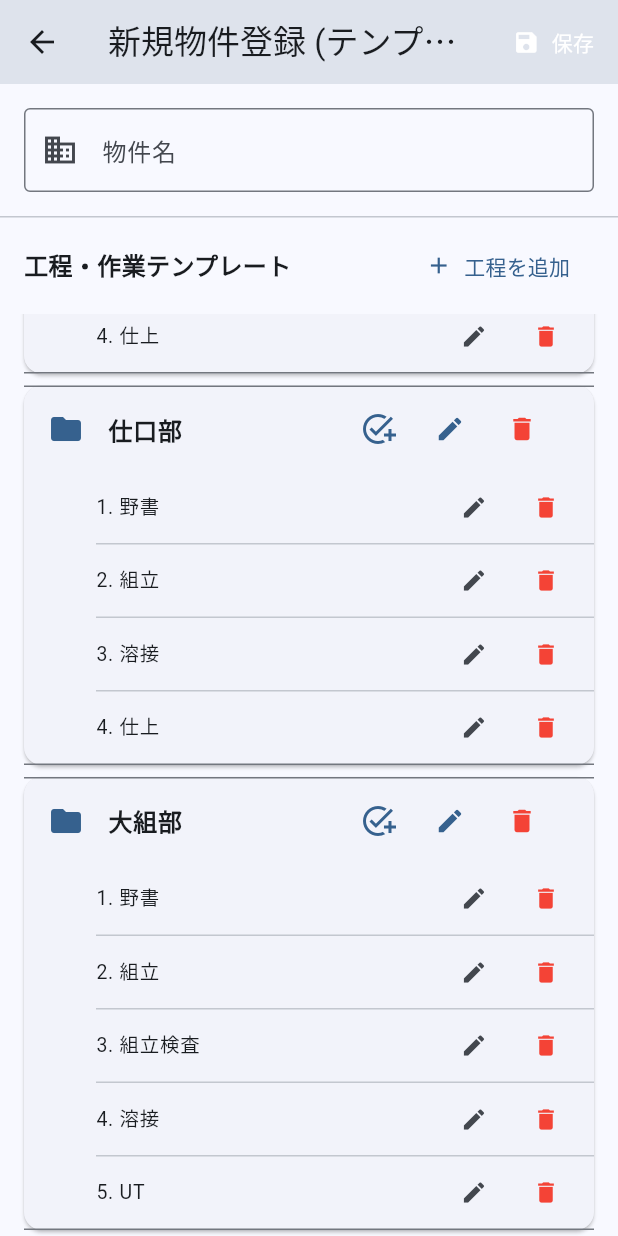
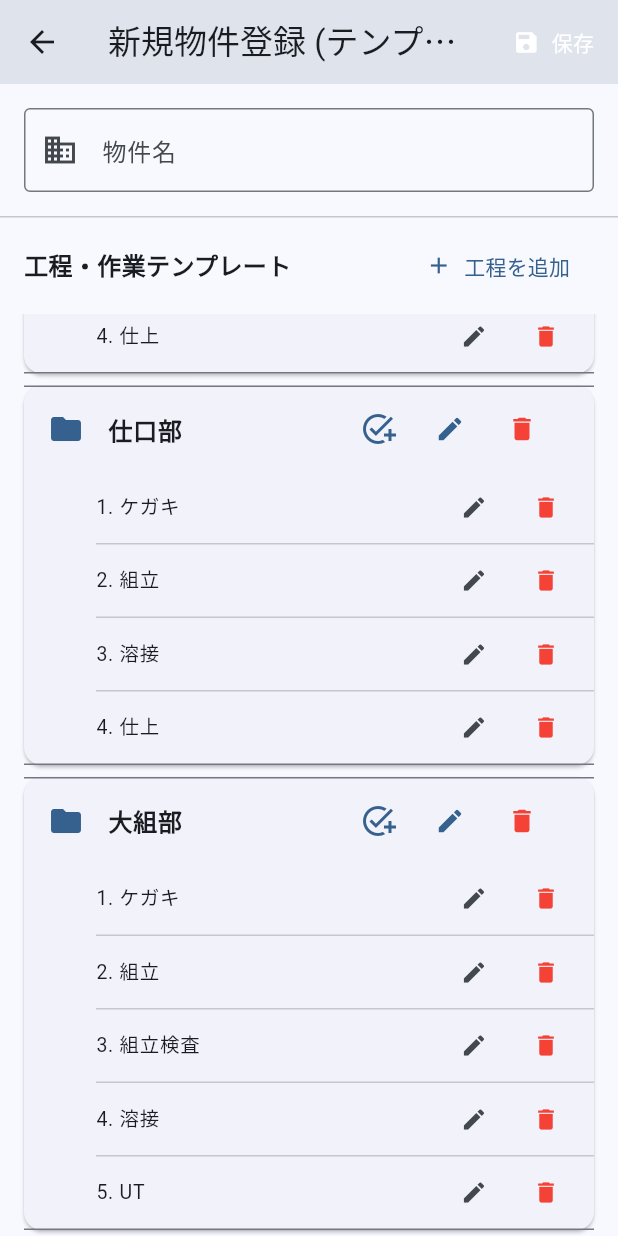
Before and after one commit to bixtaka/pms, a Flutter app: the ProjectCreateScreen screen opened directly, scrolled down 527 dp, on a phone screen of 412 x 824 dp. Run offline on Flutter 3.47's test engine with Material 3 defaults, Android fonts, the phone set to English and light mode, and no system bars; our stand-ins replace cached_network_image, camera, cloud_firestore, csv, file_picker, firebase_core and 12 more; missing offline and left inert: dart:js_interop, gal, legacy_gantt_chart, pencil_kit; accounts and stored records are empty.

Commit message:
ガントチャート検査入力反映復旧

```diff
--- a/lib/features/gantt/presentation/inspection/product_result_input_page.dart
+++ b/lib/features/gantt/presentation/inspection/product_result_input_page.dart
@@ -3146,6 +3146,11 @@ class _ProcessInputPaneState extends ConsumerState<ProcessInputPane> {
       // 進捗集計を即時反映させる
       ref.invalidate(productGanttBarsProvider(widget.project));
       ref.invalidate(productsByProjectProvider(widget.project.id));
+
+      // 製品別ステータス側のキャッシュもクリアする
+      ref.invalidate(ganttProductsProvider(widget.project));
+      ref.invalidate(latestProgressMapByProjectProvider(widget.project.id));
+
       messenger.showSnackBar(const SnackBar(content: Text('検査実績を保存しました')));
       // 保存成功時のみ、選択状態をクリアして次の入力へ備える。
       if (kDebugMode) {
--- a/lib/features/gantt/presentation/mock_legacy_gantt_screen.dart
+++ b/lib/features/gantt/presentation/mock_legacy_gantt_screen.dart
@@ -14,6 +14,7 @@ import 'dart:ui' as ui;
 import '../../projects/presentation/project_create_screen.dart';
 import '../../projects/presentation/project_settings_screen.dart';
 import '../../../providers/project_providers.dart';
+import '../../../models/project.dart';
 
 // ─── 共通定数 ─────────────────────────────────────────────────────────────────
 /// 左ペインと右チャートで使う 1行の高さ（両側で完全一致）
@@ -166,7 +167,9 @@ final mockGanttDataProvider = FutureProvider.autoDispose
       final products = await ref.watch(
         productsByProjectProvider(projectId).future,
       );
-      final spec = await ref.watch(ganttProcessSpecProvider.future);
+      // Dummy project since we only need ID for firestoreTasksProvider
+      final dummyProject = Project(id: projectId, name: '', createdAt: DateTime.now(), updatedAt: DateTime.now());
+      final spec = await ref.watch(ganttProcessSpecProvider(dummyProject).future);
 
       final dailyRepo = ProcessProgressDailyRepository();
       final Map<String, Map<String, List<GanttDailyEntry>>> progressByStepId =
--- a/lib/features/projects/presentation/project_create_screen.dart
+++ b/lib/features/projects/presentation/project_create_screen.dart
@@ -22,9 +22,9 @@ class _ProjectCreateScreenState extends State<ProjectCreateScreen> {
   // 初期状態（標準テンプレート）
   final List<ProjectPhase> _phases = [
     ProjectPhase(name: '一次加工', tasks: ['ケガキ', '切断', '孔あけ', '開先加工', 'ショットブラスト']),
-    ProjectPhase(name: 'コア部', tasks: ['野書', '組立', '溶接', '仕上']),
-    ProjectPhase(name: '仕口部', tasks: ['野書', '組立', '溶接', '仕上']),
-    ProjectPhase(name: '大組部', tasks: ['野書', '組立', '組立検査', '溶接', 'UT']),
+    ProjectPhase(name: 'コア部', tasks: ['ケガキ', '組立', '溶接', '仕上']),
+    ProjectPhase(name: '仕口部', tasks: ['ケガキ', '組立', '溶接', '仕上']),
+    ProjectPhase(name: '大組部', tasks: ['ケガキ', '組立', '組立検査', '溶接', 'UT']),
   ];
 
   @override
```
Also changed, not shown: lib/features/gantt/application/gantt_providers.dart (+35 -5 lines), lib/features/gantt/presentation/gantt_screen.dart (+2 -6 lines).
